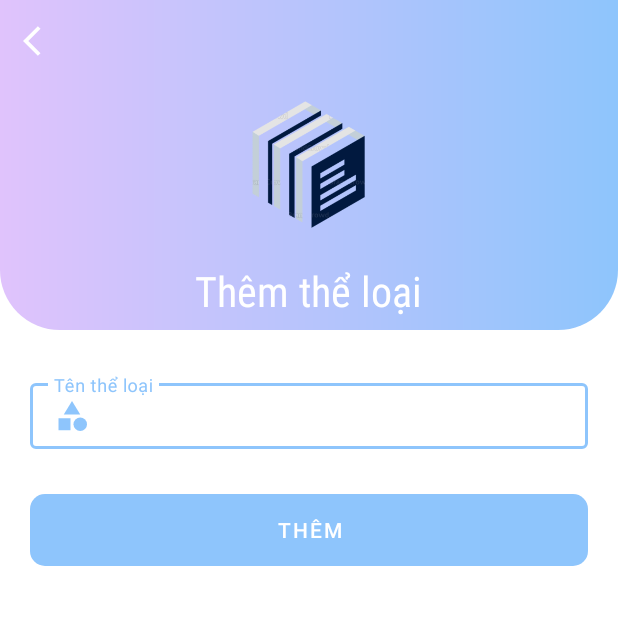
After one commit to VDTune/Readify, an Android app: the CategoryUpdateActivity screen opened directly, with no data from a screen before it, on a phone screen of 412 x 824 dp, the top half of it. The commit adds this screen. Run offline under Robolectric (Android 15) with nearby library versions, the phone set to English and light mode, and no system bars; 2 statements that could not run were skipped.

Commit message:
thêm nút sửa thể loại 8:32 18/5/2023

```diff
--- /dev/null
+++ b/app/src/main/java/com/example/readify/activity/CategoryUpdateActivity.kt
@@ -0,0 +1,29 @@
+package com.example.readify.activity
+
+import androidx.appcompat.app.AppCompatActivity
+import android.os.Bundle
+import com.example.readify.R
+import com.example.readify.databinding.ActivityCategoryUpdateBinding
+
+class CategoryUpdateActivity : AppCompatActivity() {
+
+    private lateinit var binding: ActivityCategoryUpdateBinding
+
+    //id, tên thể loại
+    private var categoryId = ""
+    private var category = ""
+
+    override fun onCreate(savedInstanceState: Bundle?) {
+        super.onCreate(savedInstanceState)
+        binding = ActivityCategoryUpdateBinding.inflate(layoutInflater)
+        setContentView(binding.root)
+
+        val intent = intent
+        categoryId = intent.getStringExtra("categoryId")!!
+        category = intent.getStringExtra("category")!!
+
+        binding.categoryEt.setText("$category")
+
+
+    }
+}
--- /dev/null
+++ b/app/src/main/res/drawable/ic_setting.xml
@@ -0,0 +1,5 @@
+<vector android:height="24dp" android:tint="#000000"
+    android:viewportHeight="24" android:viewportWidth="24"
+    android:width="24dp" xmlns:android="http://schemas.android.com/apk/res/android">
+    <path android:fillColor="@android:color/white" android:pathData="M19.14,12.94c0.04,-0.3 0.06,-0.61 0.06,-0.94c0,-0.32 -0.02,-0.64 -0.07,-0.94l2.03,-1.58c0.18,-0.14 0.23,-0.41 0.12,-0.61l-1.92,-3.32c-0.12,-0.22 -0.37,-0.29 -0.59,-0.22l-2.39,0.96c-0.5,-0.38 -1.03,-0.7 -1.62,-0.94L14.4,2.81c-0.04,-0.24 -0.24,-0.41 -0.48,-0.41h-3.84c-0.24,0 -0.43,0.17 -0.47,0.41L9.25,5.35C8.66,5.59 8.12,5.92 7.63,6.29L5.24,5.33c-0.22,-0.08 -0.47,0 -0.59,0.22L2.74,8.87C2.62,9.08 2.66,9.34 2.86,9.48l2.03,1.58C4.84,11.36 4.8,11.69 4.8,12s0.02,0.64 0.07,0.94l-2.03,1.58c-0.18,0.14 -0.23,0.41 -0.12,0.61l1.92,3.32c0.12,0.22 0.37,0.29 0.59,0.22l2.39,-0.96c0.5,0.38 1.03,0.7 1.62,0.94l0.36,2.54c0.05,0.24 0.24,0.41 0.48,0.41h3.84c0.24,0 0.44,-0.17 0.47,-0.41l0.36,-2.54c0.59,-0.24 1.13,-0.56 1.62,-0.94l2.39,0.96c0.22,0.08 0.47,0 0.59,-0.22l1.92,-3.32c0.12,-0.22 0.07,-0.47 -0.12,-0.61L19.14,12.94zM12,15.6c-1.98,0 -3.6,-1.62 -3.6,-3.6s1.62,-3.6 3.6,-3.6s3.6,1.62 3.6,3.6S13.98,15.6 12,15.6z"/>
+</vector>
--- /dev/null
+++ b/app/src/main/res/layout/activity_category_update.xml
@@ -0,0 +1,86 @@
+<?xml version="1.0" encoding="utf-8"?>
+<RelativeLayout
+    xmlns:android="http://schemas.android.com/apk/res/android"
+    xmlns:app="http://schemas.android.com/apk/res-auto"
+    xmlns:tools="http://schemas.android.com/tools"
+    android:layout_width="match_parent"
+    android:layout_height="match_parent"
+    android:background="@color/white"
+    tools:context=".activity.CategoryUpdateActivity">
+
+    <RelativeLayout
+        android:id="@+id/toolbarRl"
+        android:layout_width="match_parent"
+        android:layout_height="220dp"
+        android:background="@drawable/logo_background_2">
+
+        <!--btn back-->
+        <ImageButton
+            android:id="@+id/backBtn"
+            android:layout_width="wrap_content"
+            android:layout_height="wrap_content"
+            android:layout_margin="10dp"
+            android:background="@android:color/transparent"
+            android:padding="5dp"
+            android:src="@drawable/ic_back_white" />
+
+        <ImageView
+            android:id="@+id/iconIv"
+            android:layout_width="110dp"
+            android:layout_height="110dp"
+            android:layout_below="@+id/backBtn"
+            android:layout_centerHorizontal="true"
+            android:src="@drawable/logo" />
+
+        <TextView
+            android:layout_width="wrap_content"
+            android:layout_height="wrap_content"
+            android:layout_below="@+id/iconIv"
+            android:layout_centerHorizontal="true"
+            android:layout_marginTop="10dp"
+            android:fontFamily="sans-serif-condensed"
+            android:text="Thêm thể loại"
+            android:textColor="@color/white"
+            android:textSize="28sp" />
+    </RelativeLayout>
+
+    <!--thêm thể loại-->
+    <com.google.android.material.textfield.TextInputLayout
+        style="@style/Widget.MaterialComponents.TextInputLayout.OutlinedBox.Dense"
+        android:id="@+id/categoryTil"
+        app:boxStrokeColor="@color/background_1"
+        android:layout_width="match_parent"
+        android:layout_height="wrap_content"
+        android:layout_marginStart="20dp"
+        android:layout_marginTop="250dp"
+        android:layout_marginEnd="20dp"
+        android:textColorHint="@color/word_1">
+
+        <com.google.android.material.textfield.TextInputEditText
+            android:id="@+id/categoryEt"
+            android:layout_width="match_parent"
+            android:layout_height="wrap_content"
+            android:drawableStart="@drawable/ic_category_gray"
+            android:drawableTint="@color/background_1"
+            android:drawablePadding="10dp"
+            android:hint="Tên thể loại"
+            android:padding="10dp"
+            android:textColor="@color/word_1" />
+
+    </com.google.android.material.textfield.TextInputLayout>
+
+    <!--nút thêm thể loại-->
+    <Button
+        android:id="@+id/submitBtn"
+        android:layout_width="match_parent"
+        android:layout_height="wrap_content"
+        android:layout_below="@+id/categoryTil"
+        android:layout_marginStart="20dp"
+        android:layout_marginTop="30dp"
+        android:layout_marginEnd="20dp"
+        android:background="@drawable/shape_button01"
+        android:text="Thêm"
+        android:textColor="@color/white" />
+
+
+</RelativeLayout>
```
Also changed, not shown: app/src/main/AndroidManifest.xml (+6 -2 lines), app/src/main/java/com/example/readify/BooksUserFragment.kt (+32 -25 lines), app/src/main/java/com/example/readify/activity/DashboardUserActivity.kt (+9 -9 lines), app/src/main/java/com/example/readify/adapter/AdapterCategory.kt (+10 -0 lines), app/src/main/res/layout/row_category.xml (+8 -0 lines).
